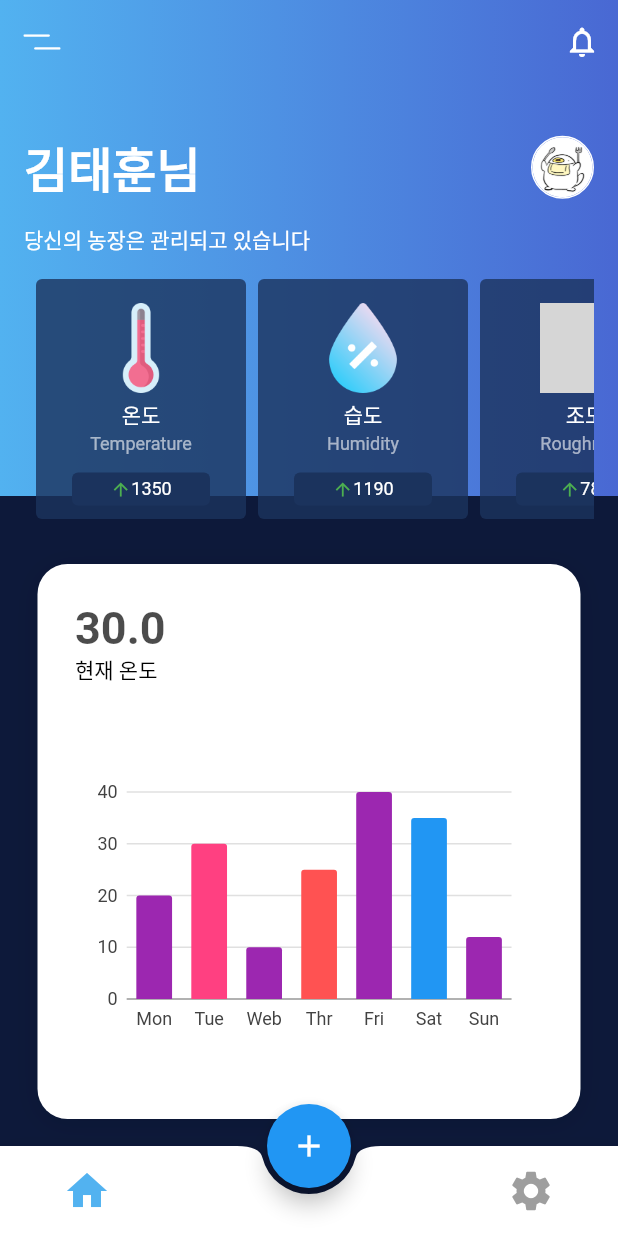
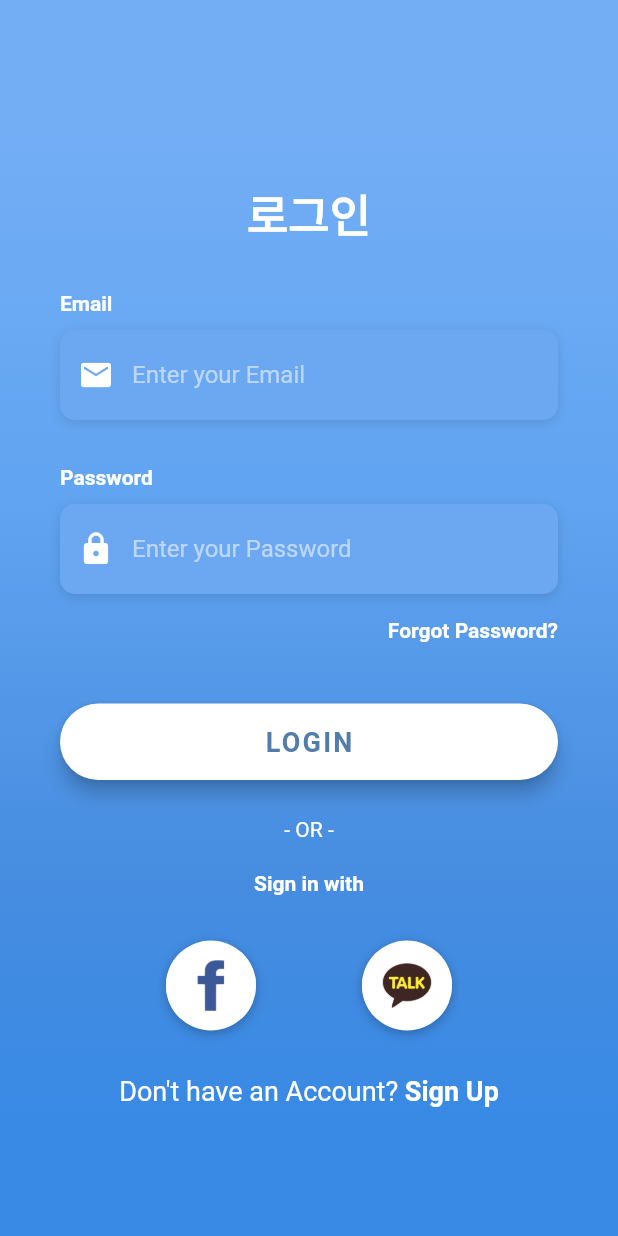
Before and after one commit to CONCAT-internship/smartfarmer-arduino, a Flutter app: the screen it shows after launch, on a phone screen of 412 x 824 dp. Run offline on Flutter 3.47's test engine with Material 2 defaults, Android fonts, the phone set to English and light mode, and no system bars; our stand-ins replace charts_flutter, flutter_svg; missing offline and left inert: clippy_flutter; Roboto replaces fonts that are missing (OpenSans); grey boxes are pictures that could not be loaded.

Commit message:
Login Page 구현

```diff
--- a/src/front-end/smartfarm/lib/constants/smartfarmer_constants.dart
+++ b/src/front-end/smartfarm/lib/constants/smartfarmer_constants.dart
@@ -1,4 +1,6 @@
 import 'dart:ui';
+
+import 'package:flutter/material.dart';
 
 const Color smartfarmer_primarycolor = Color.fromRGBO(56, 182, 60, 1);//Color(0xFF0C9869);
 const Color smartfarmer_bgcolor = Color.fromRGBO(244, 244, 244, 1);
@@ -12,6 +14,11 @@ var buttonColor = Color(0xFF1b335d);
 var blueGradient1 = Color(0xff52b2f0);
 var blueGradient2 = Color(0xff4968d3);
 
+var login_Gradient1 = Color(0xFF73AEF5);
+var login_Gradient2 = Color(0xFF61A4F1);
+var login_Gradient3 = Color(0xFF478DE0);
+var login_Gradient4 = Color(0xFF398AE5);
+
 var pinkGradient1 = Color(0xfffc6d86);
 var pinkGradient2 = Color(0xfffed0d1);
 
@@ -19,3 +26,29 @@ var pinkGradient2 = Color(0xfffed0d1);
 var temp = 'assets/images/temp.png';
 var humidity = 'assets/images/humidity.png';
 var sun = 'assets/images/sun.png';
+var facebook = 'assets/images/facebook.jpg';
+var kakaotalk = 'assets/images/kakao-talk.png';
+
+
+final kHintTextStyle = TextStyle(
+  color: Colors.white54,
+  fontFamily: 'OpenSans',
+);
+
+final kLabelStyle = TextStyle(
+  color: Colors.white,
+  fontWeight: FontWeight.bold,
+  fontFamily: 'OpenSans',
+);
+
+final kBoxDecorationStyle = BoxDecoration(
+  color: Color(0xFF6CA8F1),
+  borderRadius: BorderRadius.circular(10.0),
+  boxShadow: [
+    BoxShadow(
+      color: Colors.black12,
+      blurRadius: 6.0,
+      offset: Offset(0, 2),
+    ),
+  ],
+);
--- a/src/front-end/smartfarm/lib/main.dart
+++ b/src/front-end/smartfarm/lib/main.dart
@@ -1,6 +1,7 @@
 import 'package:flutter/material.dart';
 import 'package:smartfarm/constants/smartfarmer_constants.dart';
 import 'package:smartfarm/screen/info_page.dart';
+import 'package:smartfarm/screen/login_page.dart';
 
 void main() => runApp(MyApp());
 
@@ -13,7 +14,8 @@ class MyApp extends StatelessWidget {
       theme: ThemeData(
         primarySwatch: Colors.blue,
       ),
-      home: InfoPage(),
+      //home: InfoPage(),
+      home: LoginPage(),
     );
   }
 }
--- /dev/null
+++ b/src/front-end/smartfarm/lib/screen/login_page.dart
@@ -0,0 +1,278 @@
+import 'package:flutter/material.dart';
+import 'package:smartfarm/constants/smartfarmer_constants.dart';
+
+class LoginPage extends StatefulWidget {
+  @override
+  _LoginPageState createState() => _LoginPageState();
+}
+
+class _LoginPageState extends State<LoginPage> {
+  @override
+  Widget build(BuildContext context) {
+    return Scaffold(
+      body: Stack(
+        children: <Widget>[
+          Container(
+            height: double.infinity,
+            width: double.infinity,
+            decoration: BoxDecoration(
+              gradient: LinearGradient(
+                begin: Alignment.topCenter,
+                end: Alignment.bottomCenter,
+                colors: [
+                  login_Gradient1,
+                  login_Gradient2,
+                  login_Gradient3,
+                  login_Gradient4,
+                ],
+                stops: [0.1, 0.4, 0.7, 0.9],
+              ),
+            ),
+          ),
+          Container(
+            height: double.infinity,
+            child: SingleChildScrollView(
+              physics: AlwaysScrollableScrollPhysics(),
+              padding: EdgeInsets.symmetric(
+                horizontal: 40.0,
+                vertical: 120.0,
+              ),
+              child: Column(
+                mainAxisAlignment: MainAxisAlignment.center,
+                children: <Widget>[
+                  Text(
+                    '로그인',
+                    style: TextStyle(
+                      color: Colors.white,
+                      fontSize: 30.0,
+                      fontWeight: FontWeight.bold,
+                    ),
+                  ),
+                  SizedBox(
+                    height: 30,
+                  ),
+                  _emailTF(),
+                  SizedBox(
+                    height: 30.0,
+                  ),
+                  _buildPasswordTF(),
+                  _buildForgotPasswordBtn(),
+                  _buildLoginBtn(),
+                  _buildSignInWithText(),
+                  _buildSocialBtnRow(),
+                  _buildSignupBtn(),
+                ],
+              ),
+            ),
+          )
+        ],
+      ),
+    );
+  }
+
+  Widget _emailTF() {
+    return Column(
+      crossAxisAlignment: CrossAxisAlignment.start,
+      children: <Widget>[
+        Text(
+          "Email",
+          style: kLabelStyle,
+        ),
+        SizedBox(
+          height: 10.0,
+        ),
+        Container(
+          alignment: Alignment.centerLeft,
+          decoration: kBoxDecorationStyle,
+          height: 60.0,
+          child: TextField(
+            keyboardType: TextInputType.emailAddress,
+            style: TextStyle(
+              color: Colors.white,
+              fontFamily: 'OpenSans',
+            ),
+            decoration: InputDecoration(
+              border: InputBorder.none,
+              contentPadding: EdgeInsets.only(top: 14.0),
+              prefixIcon: Icon(
+                Icons.email,
+                color: Colors.white,
+              ),
+              hintText: 'Enter your Email',
+              hintStyle: kHintTextStyle,
+            ),
+          ),
+        ),
+      ],
+    );
+  }
+
+  Widget _buildPasswordTF() {
+    return Column(
+      crossAxisAlignment: CrossAxisAlignment.start,
+      children: <Widget>[
+        Text(
+          'Password',
+          style: kLabelStyle,
+        ),
+        SizedBox(height: 10.0),
+        Container(
+          alignment: Alignment.centerLeft,
+          decoration: kBoxDecorationStyle,
+          height: 60.0,
+          child: TextField(
+            obscureText: true,
+            style: TextStyle(
+              color: Colors.white,
+              fontFamily: 'OpenSans',
+            ),
+            decoration: InputDecoration(
+              border: InputBorder.none,
+              contentPadding: EdgeInsets.only(top: 14.0),
+              prefixIcon: Icon(
+                Icons.lock,
+                color: Colors.white,
+              ),
+              hintText: 'Enter your Password',
+              hintStyle: kHintTextStyle,
+            ),
+          ),
+        ),
+      ],
+    );
+  }
+
+  Widget _buildForgotPasswordBtn() {
+    return Container(
+      alignment: Alignment.centerRight,
+      child: FlatButton(
+        onPressed: () => print('Forgot Password Button Pressed'),
+        padding: EdgeInsets.only(right: 0.0),
+        child: Text(
+          'Forgot Password?',
+          style: kLabelStyle,
+        ),
+      ),
+    );
+  }
+
+  Widget _buildLoginBtn() {
+    return Container(
+      padding: EdgeInsets.symmetric(vertical: 25.0),
+      width: double.infinity,
+      child: RaisedButton(
+        elevation: 5.0,
+        onPressed: () => print('Login Button Pressed'),
+        padding: EdgeInsets.all(15.0),
+        shape: RoundedRectangleBorder(
+          borderRadius: BorderRadius.circular(30.0),
+        ),
+        color: Colors.white,
+        child: Text(
+          'LOGIN',
+          style: TextStyle(
+            color: Color(0xFF527DAA),
+            letterSpacing: 1.5,
+            fontSize: 18.0,
+            fontWeight: FontWeight.bold,
+            fontFamily: 'OpenSans',
+          ),
+        ),
+      ),
+    );
+  }
+
+  Widget _buildSignInWithText() {
+    return Column(
+      children: <Widget>[
+        Text(
+          '- OR -',
+          style: TextStyle(
+            color: Colors.white,
+            fontWeight: FontWeight.w400,
+          ),
+        ),
+        SizedBox(height: 20.0),
+        Text(
+          'Sign in with',
+          style: kLabelStyle,
+        ),
+      ],
+    );
+  }
+
+  Widget _buildSocialBtn(Function onTap, AssetImage logo) {
+    return GestureDetector(
+      onTap: onTap,
+      child: Container(
+        height: 60.0,
+        width: 60.0,
+        decoration: BoxDecoration(
+          shape: BoxShape.circle,
+          color: Colors.white,
+          boxShadow: [
+            BoxShadow(
+              color: Colors.black26,
+              offset: Offset(0, 2),
+              blurRadius: 6.0,
+            ),
+          ],
+          image: DecorationImage(
+            image: logo,
+          ),
+        ),
+      ),
+    );
+  }
+
+  Widget _buildSocialBtnRow() {
+    return Padding(
+      padding: EdgeInsets.symmetric(vertical: 30.0),
+      child: Row(
+        mainAxisAlignment: MainAxisAlignment.spaceEvenly,
+        children: <Widget>[
+          _buildSocialBtn(
+            () => print('Login with Facebook'),
+            AssetImage(
+              facebook,
+            ),
+          ),
+          _buildSocialBtn(
+            () => print('Login with KaKao'),
+            AssetImage(
+              kakaotalk,
+            ),
+          ),
+        ],
+      ),
+    );
+  }
+
+  Widget _buildSignupBtn() {
+    return GestureDetector(
+      onTap: () => print('Sign Up Button Pressed'),
+      child: RichText(
+        text: TextSpan(
+          children: [
+            TextSpan(
+              text: 'Don\'t have an Account? ',
+              style: TextStyle(
+                color: Colors.white,
+                fontSize: 18.0,
+                fontWeight: FontWeight.w400,
+              ),
+            ),
+            TextSpan(
+              text: 'Sign Up',
+              style: TextStyle(
+                color: Colors.white,
+                fontSize: 18.0,
+                fontWeight: FontWeight.bold,
+              ),
+            ),
+          ],
+        ),
+      ),
+    );
+  }
+}
```
Also changed, not shown: src/front-end/smartfarm/assets/images/facebook.jpg (added), src/front-end/smartfarm/assets/images/kakao-talk.png (added).
